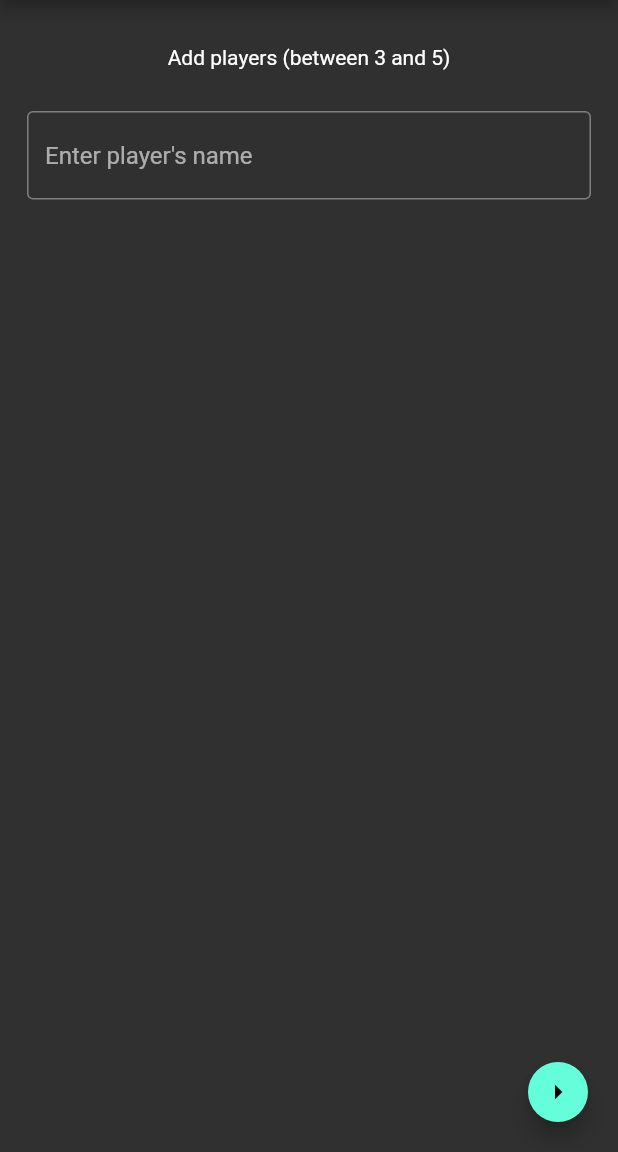
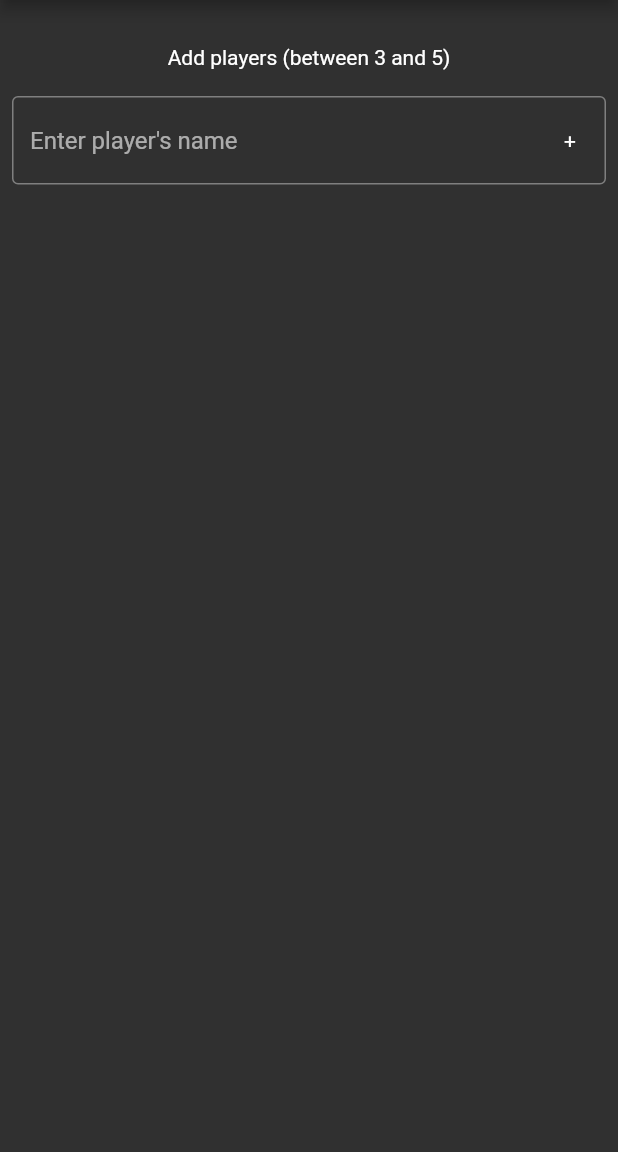
Before and after one commit to jorisdeguet/Barbu, a Flutter app: the screen it shows after launch, on a phone screen of 412 x 824 dp, the part 84-1236 px from its top. Run offline on Flutter 3.47's test engine with Material 2 defaults, Android fonts, the phone set to English and light mode, and no system bars.

Commit message:
Fix on players screen with Anton

```diff
--- a/assets/i18n/en.json
+++ b/assets/i18n/en.json
@@ -4,13 +4,14 @@
   "ADD_PLAYERS" : "Add players (between 3 and 5)",
   "TYPE_PLAYER_NAME" : "Enter player's name",
 
-  "ERROR_NOT_ENOUGH" : "Noot enough players",
+  "ERROR_NOT_ENOUGH" : "Not enough players",
   "ERROR_TOO_MANY" : "Too many players",
 
   "ERROR_EMPTY" : "Enter player's name",
   "ERROR_TOO_LONG" : "Name is too long",
   "ERROR_EXISTING" : "Name is already used",
 
+  "DIALOG_ALERT" : "Before you play",
   "DIALOG_2CARDS" : "Discard the 7th of ♠ and ♣ so you end up with 30 cards",
 
   "GAME_ON" : "Playing",
--- a/assets/i18n/fr.json
+++ b/assets/i18n/fr.json
@@ -11,6 +11,7 @@
   "ERROR_TOO_LONG" : "Ce nom est trop long",
   "ERROR_EXISTING" : "Ce nom est déjà là",
 
+  "DIALOG_ALERT" : "Avant de jouer",
   "DIALOG_2CARDS" : "Il faut retirer le 7 de ♠ et le 7 de ♣ pour avoir un total de 30 cartes.",
 
   "GAME_ON" : "En jeu",
--- a/lib/players.dart
+++ b/lib/players.dart
@@ -51,8 +51,12 @@ class _PlayersScreenState extends State<PlayersScreen> {
                 Locs.of(context).trans("ADD_PLAYERS"),
               ),
             ),
-            Padding(
-              padding: const EdgeInsets.all(18.0),
+            Row(
+              children: [
+                Expanded(
+                  flex:1,
+                  child: Padding(
+                    padding: const EdgeInsets.all(8.0),
                     child: TextField(
                       textInputAction: TextInputAction.done,
                       focusNode: _focusNode,
@@ -60,11 +64,22 @@ class _PlayersScreenState extends State<PlayersScreen> {
                         _addPlayer(s);
                       },
                       controller: _playerController,
+
                       decoration: InputDecoration(
+                        suffixIcon: IconButton(
+                          icon: Text("+"),
+                          color: Colors.blue,
+                          onPressed: () {
+                            _addPlayer(_playerController.value.text);
+                          },
+                        ),
                         border: const OutlineInputBorder(),
                         hintText: Locs.of(context).trans("TYPE_PLAYER_NAME"),
                       ),
                     ),
+                  ),
+                ),
+              ],
             ),
             SizedBox(
               height: 10,
@@ -89,17 +104,10 @@ class _PlayersScreenState extends State<PlayersScreen> {
           ],
         ),
       ),
-      floatingActionButton: FloatingActionButton(
-        mini: true,
+      floatingActionButton: _players.length < 3 ?
+      Container() :
+      FloatingActionButton(
         onPressed: () {
-          if (_players.length < 3) {
-            ScaffoldMessenger.of(context).showSnackBar(
-                SnackBar(
-                    content: Text(Locs.of(context).trans("ERROR_NOT_ENOUGH"))
-                )
-            );
-            return;
-          }
           if (_players.length != 4) {
             _show2CardsDialog();
           } else {
@@ -112,7 +120,10 @@ class _PlayersScreenState extends State<PlayersScreen> {
           }
           // Add your onPressed code here!
         },
-        child: Icon(Icons.arrow_right),
+        child: SizedBox(
+          height: 45,
+          child: Image.asset('assets/barbu.png'),
+        ),
       ),
     );
   }
@@ -163,7 +174,7 @@ class _PlayersScreenState extends State<PlayersScreen> {
       barrierDismissible: true, // user must tap button!
       builder: (BuildContext context) {
         return AlertDialog(
-          title: Text('Ouch'),
+          title: Text(Locs.of(context).trans("DIALOG_ALERT")),
           content: SingleChildScrollView(
             child: ListBody(
               children: <Widget>[
```
Lines whose indentation alone changed are shown as unchanged.
